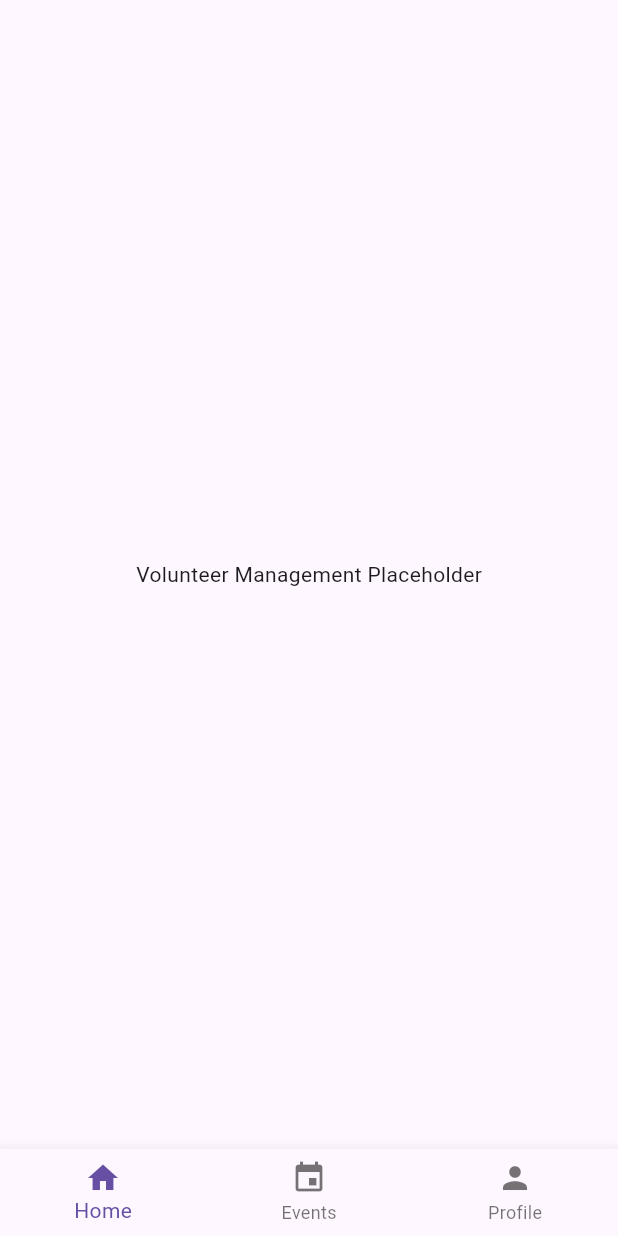
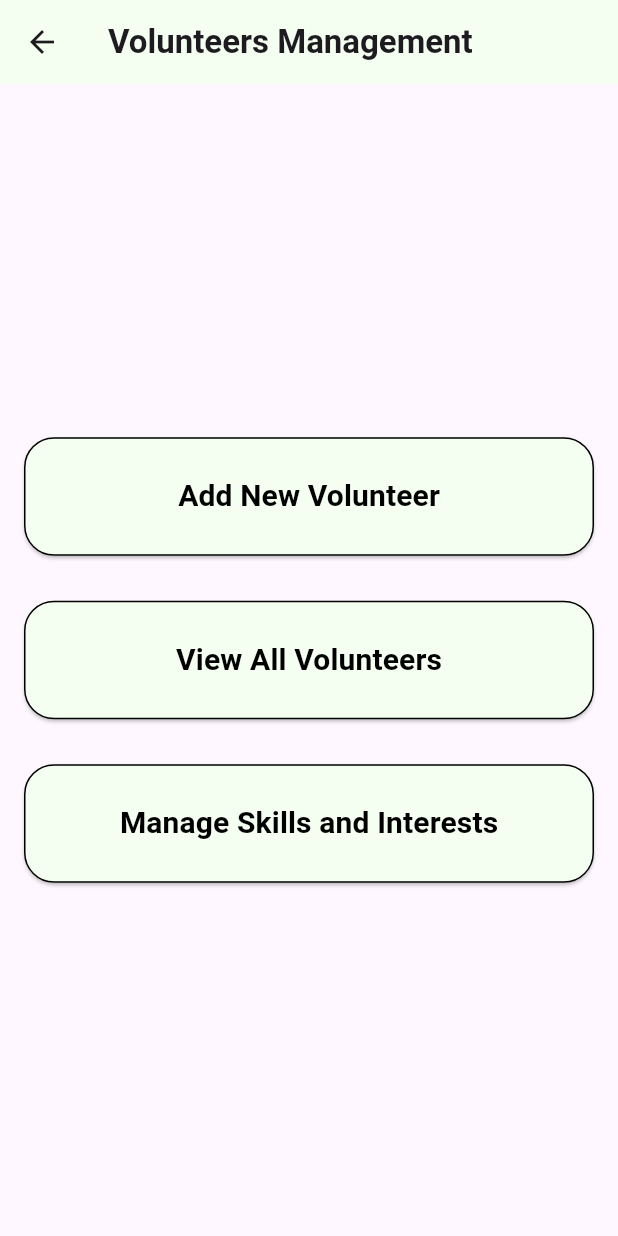
Before and after one commit to ruth-lim/hackforgood24, a Flutter app: the VolunteersManagement screen opened by its route, on a phone screen of 412 x 824 dp. Run offline on Flutter 3.47's test engine with Material 3 defaults, Android fonts, the phone set to English and light mode, and no system bars; our stand-ins replace cloud_firestore, firebase_auth, firebase_core, firebase_storage, fluttertoast, image_picker; accounts and stored records are empty; generated files the repository leaves out were written again.

Commit message:
Add volunteers management page

```diff
--- a/lib/pages/admin/event_registration.dart
+++ b/lib/pages/admin/event_registration.dart
@@ -421,12 +421,12 @@ class _EventRegistrationState extends State<EventRegistration> {
                     padding: const EdgeInsets.only(top: 8.0),
                     child: Text('Skills Needed'),
                   ),
-                  _buildSkillsChips(), // Display skills as chips here
+                  _buildSkillsChips(),
                   Padding(
                     padding: const EdgeInsets.only(top: 8.0),
                     child: Text('Interests Involved'),
                   ),
-                  _buildInterestsChips(), // Display interests as chips here
+                  _buildInterestsChips(),
                 ],
               ),
               SizedBox(height: 24),
@@ -467,6 +467,7 @@ class _EventRegistrationState extends State<EventRegistration> {
                   padding: EdgeInsets.symmetric(vertical: 15),
                 ),
               ),
+              SizedBox(height: 50),
             ],
           ),
         ),
--- a/lib/pages/admin/volunteers_management.dart
+++ b/lib/pages/admin/volunteers_management.dart
@@ -1,41 +1,103 @@
 import 'package:flutter/material.dart';
-import 'bottom_navigation_bar.dart';
 
-class VolunteersManagement extends StatefulWidget {
+class VolunteersManagement extends StatelessWidget {
   static const routeName = '/volunteers_management';
 
-  @override
-  _VolunteersManagementState createState() => _VolunteersManagementState();
-}
+  void navigateToEventRegistration(BuildContext context) {
+    // Navigate to event registration screen
+    Navigator.of(context).pushNamed('/event_registration');
+  }
 
-class _VolunteersManagementState extends State<VolunteersManagement> {
-  int _selectedIndex = 0;
+  void navigateToEventDatabase(BuildContext context) {
+    // Navigate to event database screen
+    Navigator.of(context).pushNamed('/event_database');
+  }
 
-  void _onItemTapped(int index) {
-    setState(() {
-      _selectedIndex = index;
-    });
-
-    switch (index) {
-      case 0:
-        Navigator.pushReplacementNamed(context, '/admin_dashboard');
-        break;
-      case 1:
-        Navigator.pushReplacementNamed(context, '/admin_events');
-        break;
-      case 2:
-        Navigator.pushReplacementNamed(context, '/admin_profile');
-        break;
-    }
+  void navigateToAssignVolunteers(BuildContext context) {
+    // Navigate to volunteer assignment screen
+    Navigator.of(context).pushNamed('/manage_skills_and_interests');
   }
 
   @override
   Widget build(BuildContext context) {
     return Scaffold(
-      body: Center(child: Text("Volunteer Management Placeholder")),
-      bottomNavigationBar: CustomBottomNavigationBar(
-        selectedIndex: _selectedIndex,
-        onItemSelected: _onItemTapped,
+      appBar: AppBar(
+        title: Text('Volunteers Management',
+            style: TextStyle(
+              fontWeight: FontWeight.bold,
+            )),
+        backgroundColor: Color(0xFFF4FFF1),
+      ),
+      body: Padding(
+        padding: const EdgeInsets.all(16.0),
+        child: Column(
+          mainAxisAlignment: MainAxisAlignment.center,
+          crossAxisAlignment: CrossAxisAlignment.stretch,
+          children: <Widget>[
+            ElevatedButton(
+              onPressed: () => navigateToEventRegistration(context),
+              child: Text(
+                'Add New Volunteer',
+                style: TextStyle(
+                  color: Colors.black,
+                  fontSize: 20,
+                  fontWeight: FontWeight.bold,
+                ),
+              ),
+              style: ElevatedButton.styleFrom(
+                primary: Color(0xFFF4FFF1),
+                side: BorderSide(color: Colors.black, width: 1.0),
+                minimumSize: Size(double.infinity, 50),
+                shape: RoundedRectangleBorder(
+                  borderRadius: BorderRadius.circular(20),
+                ),
+                padding: EdgeInsets.symmetric(vertical: 25.0),
+              ),
+            ),
+            SizedBox(height: 30),
+            ElevatedButton(
+              onPressed: () => navigateToEventDatabase(context),
+              child: Text(
+                'View All Volunteers',
+                style: TextStyle(
+                  color: Colors.black,
+                  fontSize: 20,
+                  fontWeight: FontWeight.bold,
+                ),
+              ),
+              style: ElevatedButton.styleFrom(
+                primary: Color(0xFFF4FFF1),
+                side: BorderSide(color: Colors.black, width: 1.0),
+                minimumSize: Size(double.infinity, 50),
+                shape: RoundedRectangleBorder(
+                  borderRadius: BorderRadius.circular(20),
+                ),
+                padding: EdgeInsets.symmetric(vertical: 25.0),
+              ),
+            ),
+            SizedBox(height: 30),
+            ElevatedButton(
+              onPressed: () => navigateToAssignVolunteers(context),
+              child: Text(
+                'Manage Skills and Interests',
+                style: TextStyle(
+                  color: Colors.black,
+                  fontSize: 20,
+                  fontWeight: FontWeight.bold,
+                ),
+              ),
+              style: ElevatedButton.styleFrom(
+                primary: Color(0xFFF4FFF1),
+                side: BorderSide(color: Colors.black, width: 1.0),
+                minimumSize: Size(double.infinity, 50),
+                shape: RoundedRectangleBorder(
+                  borderRadius: BorderRadius.circular(20),
+                ),
+                padding: EdgeInsets.symmetric(vertical: 25.0),
+              ),
+            ),
+          ],
+        ),
       ),
     );
   }
```
Also changed, not shown: lib/pages/admin/events_management.dart (+0 -26 lines).
